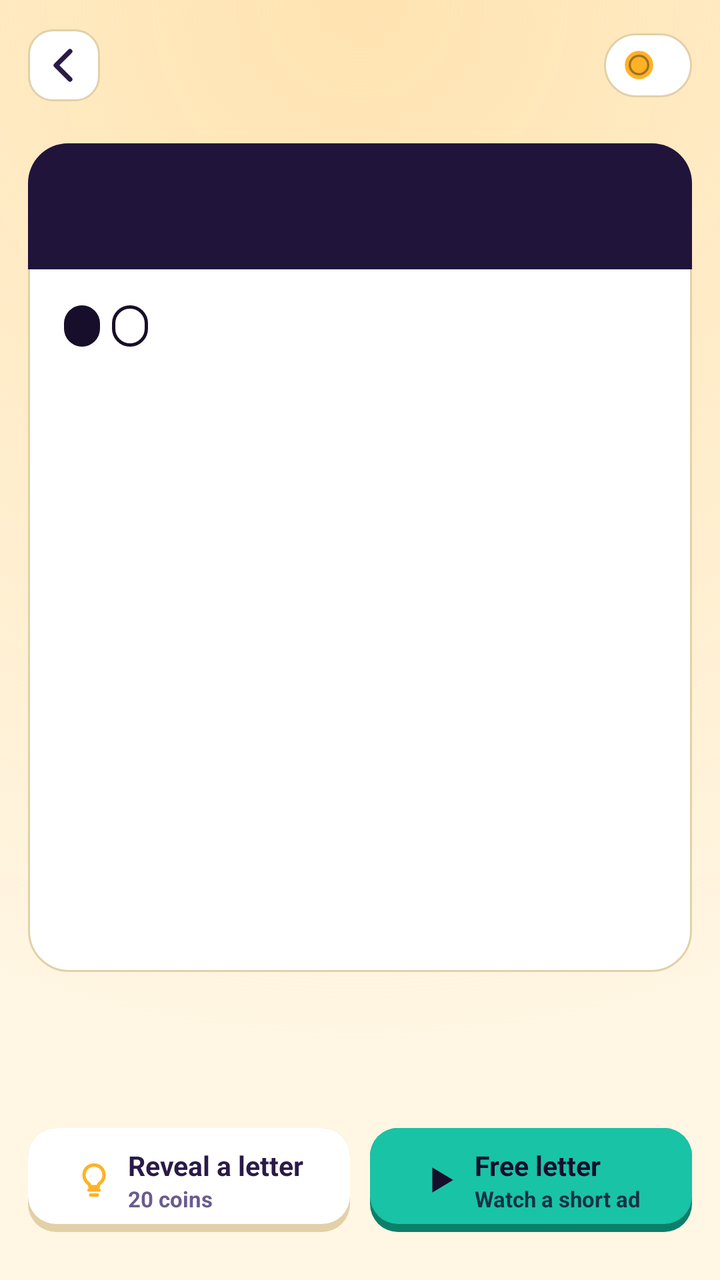
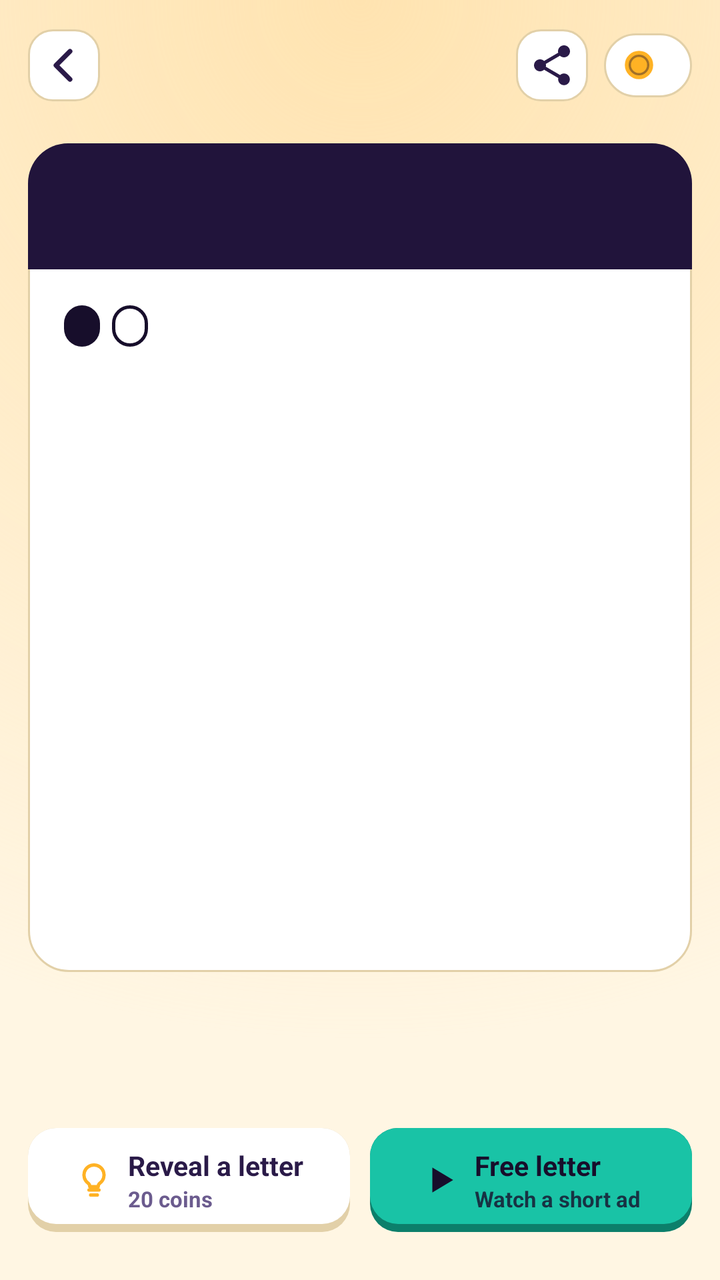

An Android layout rendered at two revisions. The XML below is the earlier revision; the diff shows what the commit changed to produce the second picture.
<!-- AndroidManifest.xml: application theme Theme.Filmi -->
<!-- res/layout/activity_game.xml -->
<?xml version="1.0" encoding="utf-8"?>
<LinearLayout xmlns:android="http://schemas.android.com/apk/res/android"
    xmlns:app="http://schemas.android.com/apk/res-auto"
    android:layout_width="match_parent"
    android:layout_height="match_parent"
    android:background="@drawable/bg_screen"
    android:orientation="vertical"
    android:padding="14dp">

    
    <LinearLayout
        android:layout_width="match_parent"
        android:layout_height="wrap_content"
        android:gravity="center_vertical"
        android:orientation="horizontal">

        <ImageButton
            android:id="@+id/btnBack"
            android:layout_width="36dp"
            android:layout_height="36dp"
            android:background="@drawable/bg_iconbtn"
            android:contentDescription="@string/back"
            android:padding="9dp"
            android:src="@drawable/ic_back"
            android:tint="@color/text" />

        <LinearLayout
            android:layout_width="0dp"
            android:layout_height="wrap_content"
            android:layout_weight="1"
            android:gravity="center_horizontal"
            android:orientation="vertical"
            android:paddingStart="8dp"
            android:paddingEnd="8dp">

            <TextView
                android:id="@+id/packTitle"
                android:layout_width="wrap_content"
                android:layout_height="wrap_content"
                android:ellipsize="end"
                android:fontFamily="serif"
                android:maxLines="1"
                android:textColor="@color/accent"
                android:textSize="16sp"
                android:textStyle="bold" />

            <TextView
                android:id="@+id/countText"
                android:layout_width="wrap_content"
                android:layout_height="wrap_content"
                android:textColor="@color/dim"
                android:textSize="11.5sp"
                android:textStyle="bold" />
        </LinearLayout>

        <LinearLayout
            android:layout_width="wrap_content"
            android:layout_height="32dp"
            android:background="@drawable/bg_pill"
            android:gravity="center_vertical"
            android:orientation="horizontal"
            android:paddingStart="9dp"
            android:paddingEnd="12dp">

            <ImageView
                android:layout_width="17dp"
                android:layout_height="17dp"
                android:src="@drawable/ic_coin" />

            <TextView
                android:id="@+id/coinText"
                android:layout_width="wrap_content"
                android:layout_height="wrap_content"
                android:layout_marginStart="6dp"
                android:textColor="@color/text"
                android:textSize="14sp"
                android:textStyle="bold" />
        </LinearLayout>
    </LinearLayout>

    
    <LinearLayout
        android:id="@+id/lives"
        android:layout_width="match_parent"
        android:layout_height="wrap_content"
        android:layout_marginTop="10dp"
        android:gravity="center"
        android:orientation="horizontal" />

    
    <LinearLayout
        android:layout_width="match_parent"
        android:layout_height="0dp"
        android:layout_marginTop="10dp"
        android:layout_weight="1"
        android:background="@drawable/bg_ticket"
        android:orientation="vertical">

        <TextView
            android:id="@+id/emojiText"
            android:layout_width="match_parent"
            android:layout_height="wrap_content"
            android:background="@drawable/bg_strip"
            android:gravity="center"
            android:paddingTop="10dp"
            android:paddingBottom="10dp"
            android:textSize="32sp" />

        <LinearLayout
            android:layout_width="match_parent"
            android:layout_height="0dp"
            android:layout_weight="1"
            android:orientation="vertical"
            android:padding="18dp">

            <LinearLayout
                android:layout_width="wrap_content"
                android:layout_height="wrap_content"
                android:orientation="horizontal">

                <TextView
                    android:id="@+id/chipCat"
                    android:layout_width="wrap_content"
                    android:layout_height="wrap_content"
                    android:background="@drawable/bg_chip"
                    android:letterSpacing="0.08"
                    android:paddingStart="9dp"
                    android:paddingTop="3dp"
                    android:paddingEnd="9dp"
                    android:paddingBottom="3dp"
                    android:textAllCaps="true"
                    android:textColor="@color/marigold"
                    android:textSize="11sp"
                    android:textStyle="bold" />

                <TextView
                    android:id="@+id/chipYear"
                    android:layout_width="wrap_content"
                    android:layout_height="wrap_content"
                    android:layout_marginStart="6dp"
                    android:background="@drawable/bg_chip_outline"
                    android:letterSpacing="0.08"
                    android:paddingStart="9dp"
                    android:paddingTop="3dp"
                    android:paddingEnd="9dp"
                    android:paddingBottom="3dp"
                    android:textColor="@color/ink"
                    android:textSize="11sp"
                    android:textStyle="bold" />
            </LinearLayout>

            <androidx.appcompat.widget.AppCompatTextView
                android:id="@+id/clueText"
                android:layout_width="match_parent"
                android:layout_height="0dp"
                android:layout_marginTop="8dp"
                android:layout_weight="1"
                android:fontFamily="serif"
                android:gravity="center_vertical"
                android:textColor="@color/ink"
                android:textStyle="bold"
                app:autoSizeMaxTextSize="20sp"
                app:autoSizeMinTextSize="12sp"
                app:autoSizeStepGranularity="1sp"
                app:autoSizeTextType="uniform" />
        </LinearLayout>
    </LinearLayout>

    
    <LinearLayout
        android:id="@+id/answerBox"
        android:layout_width="match_parent"
        android:layout_height="wrap_content"
        android:layout_marginTop="12dp"
        android:gravity="center_horizontal"
        android:minHeight="56dp"
        android:orientation="vertical" />

    
    <LinearLayout
        android:layout_width="match_parent"
        android:layout_height="wrap_content"
        android:layout_marginTop="10dp"
        android:orientation="horizontal">

        <LinearLayout
            android:id="@+id/hintCoin"
            android:layout_width="0dp"
            android:layout_height="52dp"
            android:layout_marginEnd="5dp"
            android:layout_weight="1"
            android:background="@drawable/btn_ghost"
            android:clickable="true"
            android:focusable="true"
            android:gravity="center"
            android:orientation="horizontal">

            <ImageView
                android:layout_width="20dp"
                android:layout_height="20dp"
                android:src="@drawable/ic_bulb"
                android:tint="@color/marigold" />

            <LinearLayout
                android:layout_width="wrap_content"
                android:layout_height="wrap_content"
                android:layout_marginStart="7dp"
                android:orientation="vertical">

                <TextView
                    android:layout_width="wrap_content"
                    android:layout_height="wrap_content"
                    android:text="@string/hint_reveal"
                    android:textColor="@color/text"
                    android:textSize="13.5sp"
                    android:textStyle="bold" />

                <TextView
                    android:layout_width="wrap_content"
                    android:layout_height="wrap_content"
                    android:text="@string/hint_reveal_cost"
                    android:textColor="@color/dim"
                    android:textSize="11sp"
                    android:textStyle="bold" />
            </LinearLayout>
        </LinearLayout>

        <LinearLayout
            android:id="@+id/hintAd"
            android:layout_width="0dp"
            android:layout_height="52dp"
            android:layout_marginStart="5dp"
            android:layout_weight="1"
            android:background="@drawable/btn_teal"
            android:clickable="true"
            android:focusable="true"
            android:gravity="center"
            android:orientation="horizontal">

            <ImageView
                android:layout_width="20dp"
                android:layout_height="20dp"
                android:src="@drawable/ic_play"
                android:tint="@color/ink" />

            <LinearLayout
                android:layout_width="wrap_content"
                android:layout_height="wrap_content"
                android:layout_marginStart="7dp"
                android:orientation="vertical">

                <TextView
                    android:layout_width="wrap_content"
                    android:layout_height="wrap_content"
                    android:text="@string/hint_free"
                    android:textColor="@color/ink"
                    android:textSize="13.5sp"
                    android:textStyle="bold" />

                <TextView
                    android:layout_width="wrap_content"
                    android:layout_height="wrap_content"
                    android:text="@string/hint_free_sub"
                    android:textColor="#CC170E2B"
                    android:textSize="11sp"
                    android:textStyle="bold" />
            </LinearLayout>
        </LinearLayout>
    </LinearLayout>

    
    <LinearLayout
        android:id="@+id/keyboard"
        android:layout_width="match_parent"
        android:layout_height="wrap_content"
        android:layout_marginTop="10dp"
        android:orientation="vertical" />
</LinearLayout>
<!-- resources referenced by this layout -->
<resources>
  <color name="accent">#B06400</color>
  <color name="dim">#6B5B8E</color>
  <color name="ink">#170E2B</color>
  <color name="marigold">#FFB224</color>
  <color name="text">#2A1A48</color>
  <!-- drawable bg_chip (drawable) -->
  <?xml version="1.0" encoding="utf-8"?>
  <shape xmlns:android="http://schemas.android.com/apk/res/android"><solid android:color="@color/ink"/><corners android:radius="20dp"/></shape>
  <!-- drawable bg_chip_outline (drawable) -->
  <?xml version="1.0" encoding="utf-8"?>
  <shape xmlns:android="http://schemas.android.com/apk/res/android"><stroke android:width="1.5dp" android:color="@color/ink"/><corners android:radius="20dp"/></shape>
  <!-- drawable bg_iconbtn (drawable) -->
  <?xml version="1.0" encoding="utf-8"?>
  <shape xmlns:android="http://schemas.android.com/apk/res/android"><solid android:color="@color/surface"/><stroke android:width="1dp" android:color="@color/outline"/><corners android:radius="12dp"/></shape>
  <!-- drawable bg_pill (drawable) -->
  <?xml version="1.0" encoding="utf-8"?>
  <shape xmlns:android="http://schemas.android.com/apk/res/android"><solid android:color="@color/surface"/><stroke android:width="1dp" android:color="@color/outline"/><corners android:radius="20dp"/></shape>
  <!-- drawable bg_strip (drawable) -->
  <?xml version="1.0" encoding="utf-8"?>
  <shape xmlns:android="http://schemas.android.com/apk/res/android"><solid android:color="@color/ink2"/><corners android:topLeftRadius="20dp" android:topRightRadius="20dp"/></shape>
  <!-- drawable bg_ticket (drawable) -->
  <?xml version="1.0" encoding="utf-8"?>
  <shape xmlns:android="http://schemas.android.com/apk/res/android"><solid android:color="@color/card"/><stroke android:width="1dp" android:color="@color/card_stroke"/><corners android:radius="20dp"/></shape>
  <!-- drawable ic_play (drawable) -->
  <?xml version="1.0" encoding="utf-8"?>
  <vector xmlns:android="http://schemas.android.com/apk/res/android" android:width="24dp" android:height="24dp" android:viewportWidth="24" android:viewportHeight="24">
      <path android:fillColor="#FFFFFF" android:pathData="M7,4.5v15l12.5,-7.5z"/>
  </vector>
  <string name="back">Back</string>
  <string name="hint_free">Free letter</string>
  <string name="hint_free_sub">Watch a short ad</string>
  <string name="hint_reveal">Reveal a letter</string>
  <string name="hint_reveal_cost">20 coins</string>
  <color name="surface">#FFFFFF</color>
  <color name="outline">#E2D0A8</color>
  <color name="bg">#FFF6E3</color>
  <color name="glow">#FFE3B0</color>
  <color name="bg_clear">#00FFF6E3</color>
  <color name="ink2">#21143B</color>
  <color name="card">#FFFFFF</color>
  <color name="card_stroke">#E2D0A8</color>
  <color name="teal_dark">#0C7F6B</color>
  <color name="teal">#19C3A6</color>
  <color name="rani">#F0386B</color>
  <!-- unchanged entries left out for length: 7 -->
</resources>

<!-- the commit's change to res/layout/activity_game.xml (unified diff, before → after) -->
@@ -52,6 +52,17 @@
                 android:textSize="11.5sp"
                 android:textStyle="bold" />
         </LinearLayout>
+
+        <ImageButton
+            android:id="@+id/btnAsk"
+            android:layout_width="36dp"
+            android:layout_height="36dp"
+            android:layout_marginEnd="8dp"
+            android:background="@drawable/bg_iconbtn"
+            android:contentDescription="@string/ask_friend"
+            android:padding="9dp"
+            android:src="@drawable/ic_share"
+            android:tint="@color/text" />
 
         <LinearLayout
             android:layout_width="wrap_content"
<!-- resource entries referenced after the edit -->
@@ -28,6 +28,12 @@
   <vector xmlns:android="http://schemas.android.com/apk/res/android" android:width="24dp" android:height="24dp" android:viewportWidth="24" android:viewportHeight="24">
       <path android:fillColor="#FFFFFF" android:pathData="M7,4.5v15l12.5,-7.5z"/>
   </vector>
+  <!-- drawable ic_share (drawable) -->
+  <?xml version="1.0" encoding="utf-8"?>
+  <vector xmlns:android="http://schemas.android.com/apk/res/android" android:width="24dp" android:height="24dp" android:viewportWidth="24" android:viewportHeight="24">
+      <path android:fillColor="#FFFFFF" android:pathData="M18,16.08c-0.76,0 -1.44,0.3 -1.96,0.77L8.91,12.7c0.05,-0.23 0.09,-0.46 0.09,-0.7s-0.04,-0.47 -0.09,-0.7l7.05,-4.11c0.54,0.5 1.25,0.81 2.04,0.81 1.66,0 3,-1.34 3,-3s-1.34,-3 -3,-3 -3,1.34 -3,3c0,0.24 0.04,0.47 0.09,0.7L8.04,9.81C7.5,9.31 6.79,9 6,9c-1.66,0 -3,1.34 -3,3s1.34,3 3,3c0.79,0 1.5,-0.31 2.04,-0.81l7.12,4.16c-0.05,0.21 -0.08,0.43 -0.08,0.65 0,1.61 1.31,2.92 2.92,2.92 1.61,0 2.92,-1.31 2.92,-2.92s-1.31,-2.92 -2.92,-2.92z"/>
+  </vector>
+  <string name="ask_friend">Ask a friend</string>
   <string name="back">Back</string>
   <string name="hint_free">Free letter</string>
   <string name="hint_free_sub">Watch a short ad</string>
